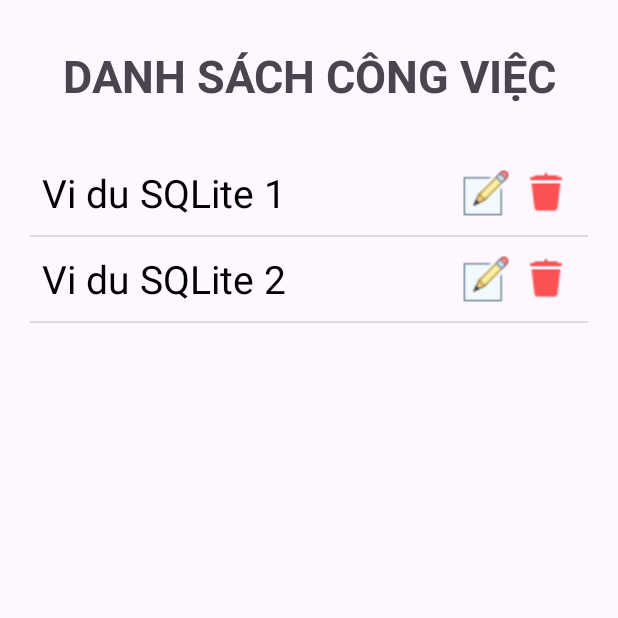
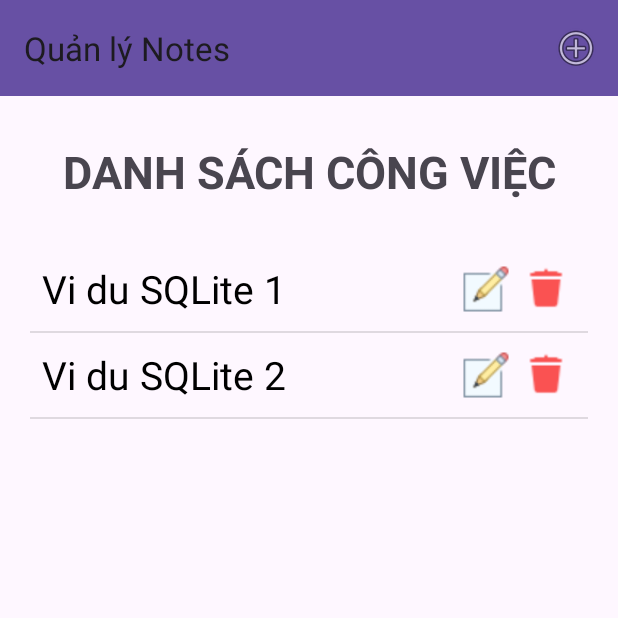
Before and after one commit to nguyentri61/ViDuSQLite, an Android app: the screen it shows after launch (MainActivity), on a phone screen of 412 x 824 dp, the top half of it. Run offline under Robolectric (Android 15) with nearby library versions, the phone set to English and light mode, and no system bars.

Commit message:
thêm chức năng thêm - xóa - sửa Notes

```diff
--- a/app/src/main/java/com/example/vidusqlite/adapter/NotesAdapter.java
+++ b/app/src/main/java/com/example/vidusqlite/adapter/NotesAdapter.java
@@ -7,7 +7,9 @@ import android.view.ViewGroup;
 import android.widget.BaseAdapter;
 import android.widget.ImageView;
 import android.widget.TextView;
+import android.widget.Toast;
 
+import com.example.vidusqlite.MainActivity;
 import com.example.vidusqlite.NotesModel;
 import com.example.vidusqlite.R;
 
@@ -15,12 +17,12 @@ import java.util.List;
 
 public class NotesAdapter extends BaseAdapter {
 
-    private Context context;
+    private MainActivity context;
     private int layout;
     private List<NotesModel> noteList;
 
     public NotesAdapter(Context context, int layout, List<NotesModel> noteList) {
-        this.context = context;
+        this.context = (MainActivity) context;
         this.layout = layout;
         this.noteList = noteList;
     }
@@ -64,6 +66,19 @@ public class NotesAdapter extends BaseAdapter {
         // lay gia tri
         NotesModel notes = noteList.get(position);
         viewHolder.tvNote.setText(notes.getNameNote());
+
+        // bat su kien nut edit
+        viewHolder.imageViewEdit.setOnClickListener(v -> {
+            Toast.makeText(context, "Cập nhật " + notes.getNameNote(), Toast.LENGTH_SHORT).show();
+            // Goi dialog trong MainActivity
+            context.DialogCapNhatNotes(notes.getNameNote(), notes.getIdNote());
+        });
+
+        // băt sự kiện xóa notes
+        viewHolder.imageViewDelete.setOnClickListener(v -> {
+            context.DialogDelete(notes.getNameNote(), notes.getIdNote());
+        });
+
         return convertView;
     }
 }
--- a/app/src/main/res/layout/activity_main.xml
+++ b/app/src/main/res/layout/activity_main.xml
@@ -7,13 +7,21 @@
     android:layout_height="match_parent"
     tools:context=".MainActivity">
 
+    <androidx.appcompat.widget.Toolbar
+        android:id="@+id/toolbar"
+        android:layout_width="match_parent"
+        android:layout_height="?attr/actionBarSize"
+        android:background="?attr/colorPrimary"
+        app:title="Quản lý Notes"
+        app:popupTheme="@style/ThemeOverlay.AppCompat.Light"
+        app:layout_constraintStart_toStartOf="parent"
+        app:layout_constraintTop_toTopOf="parent"/>
+
     <ScrollView
         android:layout_width="match_parent"
-        android:layout_height="match_parent"
-        app:layout_constraintBottom_toBottomOf="parent"
-        app:layout_constraintEnd_toEndOf="parent"
+        android:layout_height="wrap_content"
         app:layout_constraintStart_toStartOf="parent"
-        app:layout_constraintTop_toTopOf="parent">
+        app:layout_constraintTop_toBottomOf="@id/toolbar" >
 
         <LinearLayout
             android:layout_width="match_parent"
--- /dev/null
+++ b/app/src/main/res/menu/menu.xml
@@ -0,0 +1,9 @@
+<?xml version="1.0" encoding="utf-8"?>
+<menu xmlns:android="http://schemas.android.com/apk/res/android"
+    xmlns:app="http://schemas.android.com/apk/res-auto">
+
+    <item android:title="ThêmNotes"
+        android:icon="@android:drawable/ic_menu_add"
+        app:showAsAction="always"
+        android:id="@+id/menuAddNotes"/>
+</menu>
```
Also changed, not shown: app/src/main/java/com/example/vidusqlite/MainActivity.java (+105 -0 lines), app/src/main/res/layout/add_note_dialog.xml (added, +63 -0 lines), app/src/main/res/layout/edit_notes_dialog.xml (added, +63 -0 lines).
